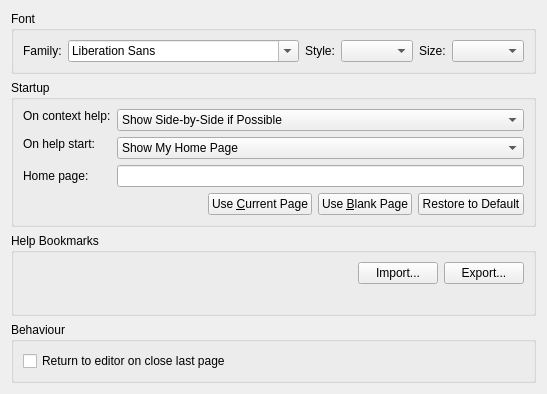
First picture: the form in src/plugins/help/generalsettingspage.ui, repository qt-creator/qt-creator, before the edit.
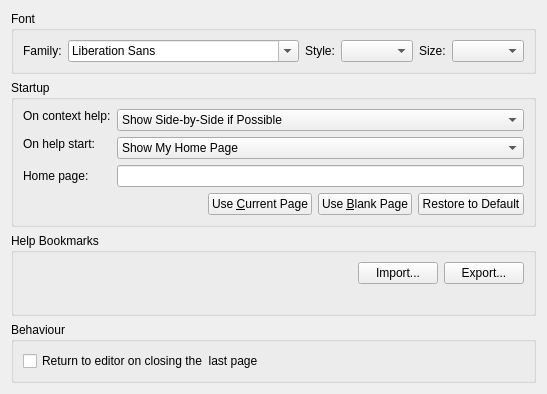
Second picture: the form after the edit.

Diff of the .ui file:
```diff
--- a/src/plugins/help/generalsettingspage.ui
+++ b/src/plugins/help/generalsettingspage.ui
@@ -368,7 +368,7 @@
          <string>Switch to editor context after last help page is closed.</string>
         </property>
         <property name="text">
-         <string>Return to editor on close last page</string>
+         <string>Return to editor on closing the  last page</string>
         </property>
        </widget>
       </item>
```
